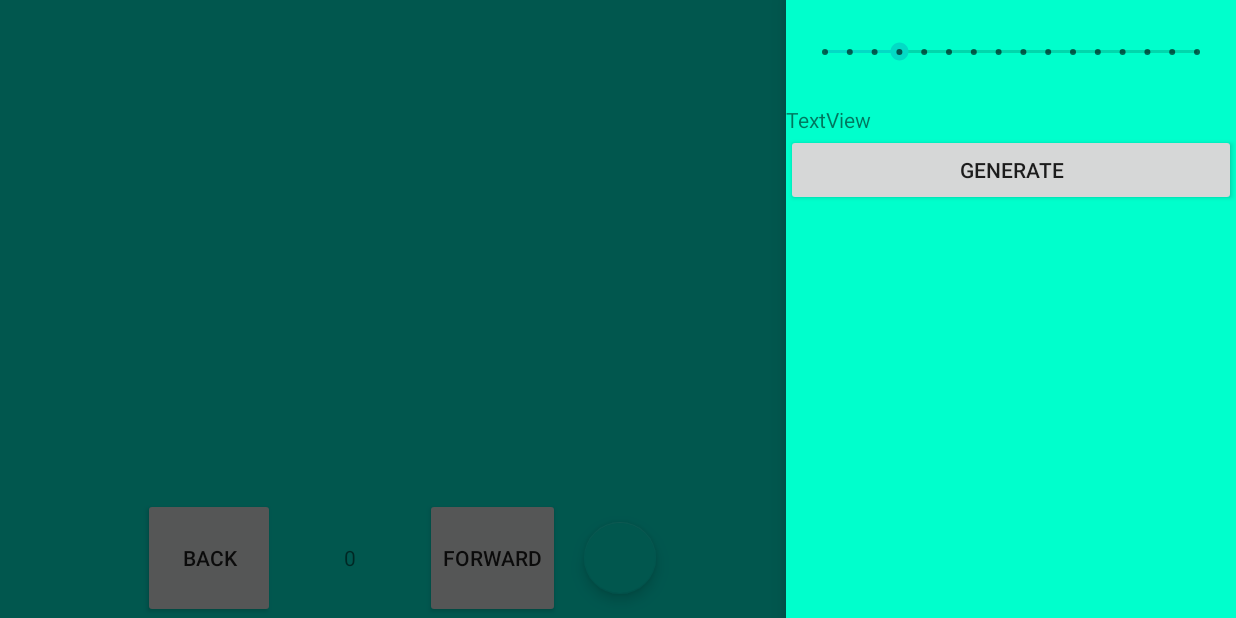
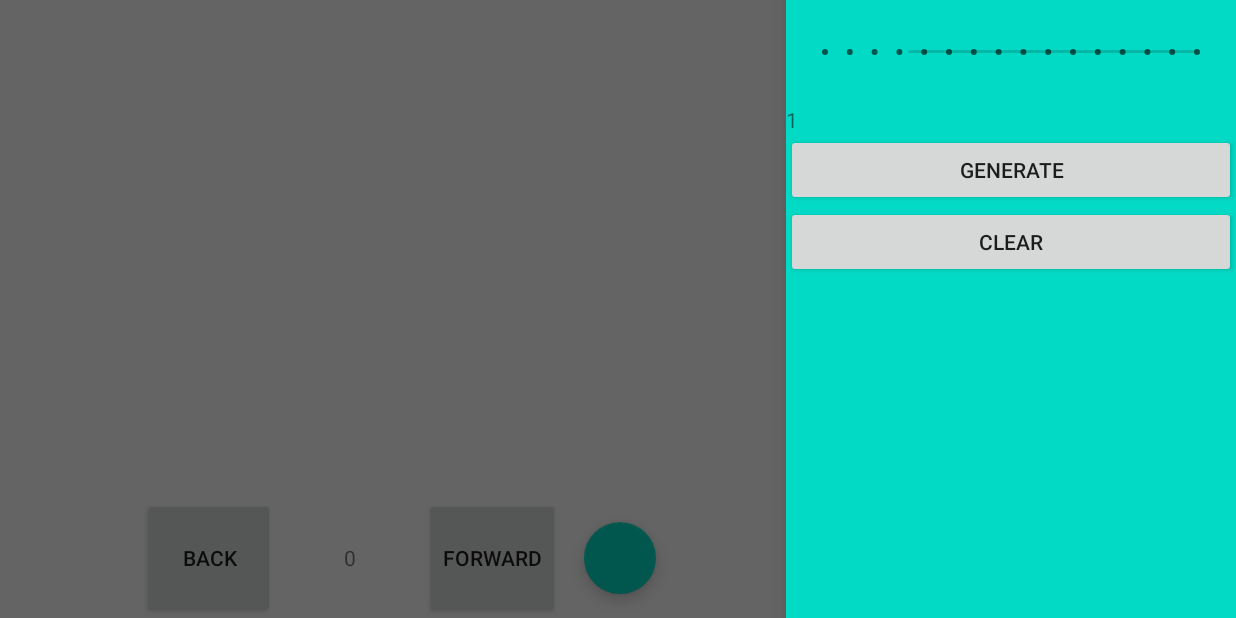
Before and after one commit to Porvil/Algoizer, an Android app: the screen it shows after launch (MergeSortActivity), with the side drawer open, on a phone screen of 824 x 412 dp (held sideways). Run offline under Robolectric (Android 15) with nearby library versions, the phone set to English and light mode, and no system bars.

Commit message:
MergeSort Added

```diff
--- a/app/src/main/java/com/iiitd/dsavisualizer/algorithms/sorting/merge/MergeSortActivity.java
+++ b/app/src/main/java/com/iiitd/dsavisualizer/algorithms/sorting/merge/MergeSortActivity.java
@@ -4,6 +4,7 @@ import androidx.annotation.NonNull;
 import androidx.appcompat.app.AppCompatActivity;
 import androidx.drawerlayout.widget.DrawerLayout;
 
+import android.graphics.Color;
 import android.os.Bundle;
 import android.view.Gravity;
 import android.view.MotionEvent;
@@ -22,40 +23,57 @@ public class MergeSortActivity extends AppCompatActivity {
 
     DrawerLayout dl_main;
     View v_main;
+    View v_menu;
     ViewStub vs_main;
-    LinearLayout ll_menu;
+    ViewStub vs_menu;
+    LinearLayout ll_anim;
     LinearLayout ll_code;
     Button btn_backward;
     Button btn_forward;
     TextView tv_seqno;
     FloatingActionButton fab_menubutton;
 
-    SeekBar seekBar;
+    SeekBar sb_arraysize;
+    TextView tv_arraysize;
+    Button btn_generate;
+    Button btn_clear;
 
+    MergeSort mergeSort;
 
     @Override
     protected void onCreate(Bundle savedInstanceState) {
         super.onCreate(savedInstanceState);
         setContentView(R.layout.layout_base);
 
-        seekBar = findViewById(R.id.seekBar);
+
         dl_main = findViewById(R.id.dl_main);
         vs_main = findViewById(R.id.vs_main);
+        vs_menu = findViewById(R.id.vs_menu);
         vs_main.setLayoutResource(R.layout.activity_merge_sort);
+        vs_menu.setLayoutResource(R.layout.controls_merge_sort);
+        vs_main.setBackgroundColor(Color.GREEN);
+        vs_menu.setBackgroundColor(Color.YELLOW);
         v_main = vs_main.inflate();
+        v_menu = vs_menu.inflate();
 
-        ll_menu = v_main.findViewById(R.id.ll_menu);
+        ll_anim = v_main.findViewById(R.id.ll_anim);
         ll_code = v_main.findViewById(R.id.ll_code);
         btn_backward = v_main.findViewById(R.id.btn_backward);
         btn_forward = v_main.findViewById(R.id.btn_forward);
         tv_seqno = v_main.findViewById(R.id.tv_seqno);
         fab_menubutton = v_main.findViewById(R.id.fab_menubutton);
 
+        sb_arraysize = v_menu.findViewById(R.id.sb_arraysize);
+        tv_arraysize = v_menu.findViewById(R.id.tv_arraysize);
+        btn_generate = v_menu.findViewById(R.id.btn_generate);
+        btn_clear = v_menu.findViewById(R.id.btn_clear);
 
         btn_backward.setOnClickListener(new View.OnClickListener() {
             @Override
             public void onClick(View v) {
                 System.out.println("backward");
+                mergeSort.backward();
+                tv_seqno.setText(String.valueOf(mergeSort.sequence.curSeqNo));
             }
         });
 
@@ -63,6 +81,8 @@ public class MergeSortActivity extends AppCompatActivity {
             @Override
             public void onClick(View v) {
                 System.out.println("forward");
+                mergeSort.forward();
+                tv_seqno.setText(String.valueOf(mergeSort.sequence.curSeqNo));
             }
         });
 
@@ -99,7 +119,7 @@ public class MergeSortActivity extends AppCompatActivity {
             }
         });
 
-        seekBar.setOnTouchListener(new SeekBar.OnTouchListener() {
+        sb_arraysize.setOnTouchListener(new SeekBar.OnTouchListener() {
             @Override
             public boolean onTouch(View v, MotionEvent event) {
                 int action = event.getAction();
@@ -125,10 +145,11 @@ public class MergeSortActivity extends AppCompatActivity {
             }
         });
 
-        seekBar.setOnSeekBarChangeListener(new SeekBar.OnSeekBarChangeListener() {
+        sb_arraysize.setOnSeekBarChangeListener(new SeekBar.OnSeekBarChangeListener() {
             @Override
             public void onProgressChanged(SeekBar seekBar, int progress, boolean fromUser) {
                 System.out.println(progress);
+                tv_arraysize.setText(String.valueOf(progress+1));
             }
 
             @Override
@@ -142,5 +163,32 @@ public class MergeSortActivity extends AppCompatActivity {
             }
         });
 
+        btn_generate.setOnClickListener(new View.OnClickListener() {
+            @Override
+            public void onClick(View v) {
+                System.out.println("generate");
+
+                int arraySize = sb_arraysize.getProgress() + 1;
+                boolean isRandomize = true;
+                if(mergeSort != null){
+                    mergeSort.linearLayout.removeAllViews();
+                    mergeSort = null;
+                }
+                mergeSort = new MergeSort(MergeSortActivity.this, arraySize, isRandomize, ll_anim);
+
+            }
+        });
+
+        btn_clear.setOnClickListener(new View.OnClickListener() {
+            @Override
+            public void onClick(View v) {
+                System.out.println("clear");
+                mergeSort.linearLayout.removeAllViews();
+                mergeSort = null;
+            }
+        });
+
+
+
     }
 }
--- /dev/null
+++ b/app/src/main/java/com/iiitd/dsavisualizer/algorithms/sorting/merge/MergeSortData.java
@@ -0,0 +1,6 @@
+package com.iiitd.dsavisualizer.algorithms.sorting.merge;
+
+public class MergeSortData {
+    int data;
+    int index;
+}
--- a/app/src/main/java/com/iiitd/dsavisualizer/runapp/others/AnimateViews.java
+++ b/app/src/main/java/com/iiitd/dsavisualizer/runapp/others/AnimateViews.java
@@ -8,7 +8,7 @@ public class AnimateViews {
 
     private int oneh;
     private int onew;
-    Context context;
+    public Context context;
 
     public AnimateViews(int oneh, int onew) {
         this.oneh = oneh;
@@ -57,7 +57,7 @@ public class AnimateViews {
         view.animate().translationXBy(by);
     }
 
-    void animateInst(final View view, final int times, final String inst){
+    public void animateInst(final View view, final int times, final String inst){
         ((Activity)context).runOnUiThread(new Runnable() {
             @Override
             public void run() {
--- a/app/src/main/java/com/iiitd/dsavisualizer/runapp/others/AnimationState.java
+++ b/app/src/main/java/com/iiitd/dsavisualizer/runapp/others/AnimationState.java
@@ -3,8 +3,8 @@ package com.iiitd.dsavisualizer.runapp.others;
 import java.util.ArrayList;
 
 public class AnimationState {
-    String info;
-    ArrayList<ElementAnimationData> aldDatta;
+    public String info;
+    public ArrayList<ElementAnimationData> aldDatta;
 
     public AnimationState(String info, ArrayList<ElementAnimationData> aldDatta) {
         this.info = info;
--- a/app/src/main/java/com/iiitd/dsavisualizer/runapp/others/ElementAnimationData.java
+++ b/app/src/main/java/com/iiitd/dsavisualizer/runapp/others/ElementAnimationData.java
@@ -6,8 +6,8 @@ import java.util.ArrayList;
 
 public class ElementAnimationData {
 
-    int index;
-    ArrayList<Pair<String, Integer>> instructions;
+    public int index;
+    public ArrayList<Pair<String, Integer>> instructions;
 
     public ElementAnimationData(int index, ArrayList<Pair<String, Integer>> instructions) {
         this.index = index;
--- a/app/src/main/res/layout-land/activity_merge_sort.xml
+++ b/app/src/main/res/layout-land/activity_merge_sort.xml
@@ -3,6 +3,7 @@
     xmlns:app="http://schemas.android.com/apk/res-auto"
     xmlns:tools="http://schemas.android.com/tools"
     android:layout_width="match_parent"
+
     android:layout_height="match_parent"
     android:baselineAligned="false"
     tools:context=".algorithms.sorting.merge.MergeSortActivity"
--- a/app/src/main/res/layout-land/layout_base.xml
+++ b/app/src/main/res/layout-land/layout_base.xml
@@ -1,12 +1,11 @@
 <?xml version="1.0" encoding="utf-8"?>
 <androidx.drawerlayout.widget.DrawerLayout xmlns:android="http://schemas.android.com/apk/res/android"
-
     xmlns:tools="http://schemas.android.com/tools"
     android:id="@+id/dl_main"
     android:layout_width="match_parent"
     android:layout_height="match_parent"
     android:layout_gravity="right"
-    android:background="@color/colorAccent"
+
     android:fitsSystemWindows="true"
     tools:ignore="MissingDefaultResource"
     tools:openDrawer="start">
@@ -17,37 +16,12 @@
         android:layout_height="match_parent"
         android:orientation="horizontal"></ViewStub>
 
-    <LinearLayout
-        android:id="@+id/ll_menu"
+    <ViewStub
+        android:id="@+id/vs_menu"
         android:layout_width="300dp"
         android:layout_height="match_parent"
         android:layout_gravity="right"
-        android:background="#00FFCC"
         android:fitsSystemWindows="true"
-        android:orientation="vertical">
-
-        <SeekBar
-            android:id="@+id/seekBar"
-            style="@style/Widget.AppCompat.SeekBar.Discrete"
-            android:layout_width="match_parent"
-            android:layout_height="50dp"
-            android:layout_margin="10dp"
-            android:max="15"
-            android:progress="3" />
-
-        <TextView
-            android:id="@+id/textView4"
-            android:layout_width="match_parent"
-            android:layout_height="wrap_content"
-            android:text="TextView" />
-
-        <Button
-            android:id="@+id/btn_generate"
-            android:layout_width="match_parent"
-            android:layout_height="wrap_content"
-            android:text="Generate" />
-
-    </LinearLayout>
-
+        android:orientation="vertical"></ViewStub>
 
 </androidx.drawerlayout.widget.DrawerLayout>
--- /dev/null
+++ b/app/src/main/res/layout/controls_merge_sort.xml
@@ -0,0 +1,34 @@
+<?xml version="1.0" encoding="utf-8"?>
+<LinearLayout xmlns:android="http://schemas.android.com/apk/res/android"
+    android:layout_width="match_parent"
+    android:layout_height="match_parent" android:background="@color/colorAccent"
+    android:orientation="vertical">
+
+    <SeekBar
+        android:id="@+id/sb_arraysize"
+        style="@style/Widget.AppCompat.SeekBar.Discrete"
+        android:layout_width="match_parent"
+        android:layout_height="50dp"
+        android:layout_margin="10dp"
+        android:max="15"
+        android:progress="3" />
+
+    <TextView
+        android:id="@+id/tv_arraysize"
+        android:layout_width="match_parent"
+        android:layout_height="wrap_content"
+        android:text="1" />
+
+    <Button
+        android:id="@+id/btn_generate"
+        android:layout_width="match_parent"
+        android:layout_height="wrap_content"
+        android:text="Generate" />
+
+    <Button
+        android:id="@+id/btn_clear"
+        android:layout_width="match_parent"
+        android:layout_height="wrap_content"
+        android:text="Clear" />
+
+</LinearLayout>
```
Also changed, not shown: app/src/main/java/com/iiitd/dsavisualizer/algorithms/sorting/merge/MergeSort.java (added, +284 -0 lines), app/src/main/java/com/iiitd/dsavisualizer/algorithms/sorting/merge/MergeSortInfo.java (added, +8 -0 lines), app/src/main/java/com/iiitd/dsavisualizer/algorithms/sorting/merge/MergeSortSequence.java (+101 -5 lines), app/src/main/java/com/iiitd/dsavisualizer/runapp/others/Sequence.java (+6 -6 lines), app/src/main/res/layout/element_merge_sort.xml (added, +21 -0 lines).
